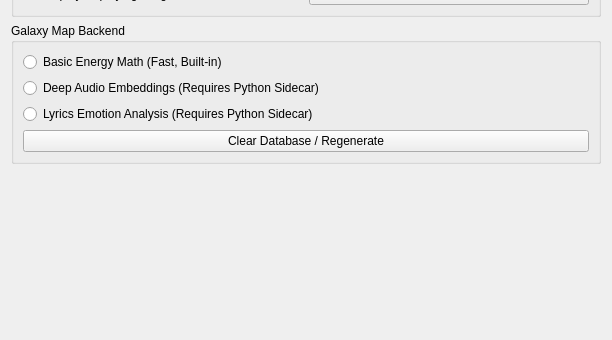
Above: src/settings/appearancesettingspage.ui from joshuachen6/strawberry before the change; both pictures show x 0 to 612 and y 846 to 1186 of the 612 by 1186 pixel window. Below: the same form after it.
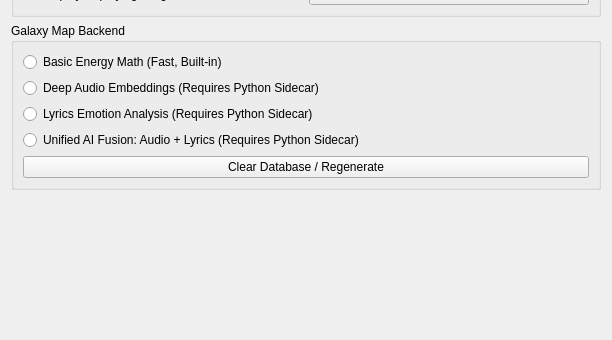
That is the form after the change.

```diff
--- a/src/settings/appearancesettingspage.ui
+++ b/src/settings/appearancesettingspage.ui
@@ -612,6 +612,13 @@
          </property>
         </widget>
        </item>
+       <item>
+        <widget class="QRadioButton" name="backend_unified_fusion">
+         <property name="text">
+          <string>Unified AI Fusion: Audio + Lyrics (Requires Python Sidecar)</string>
+         </property>
+        </widget>
+       </item>
        <item>
         <widget class="QPushButton" name="button_clear_galaxy_db">
          <property name="text">
```
